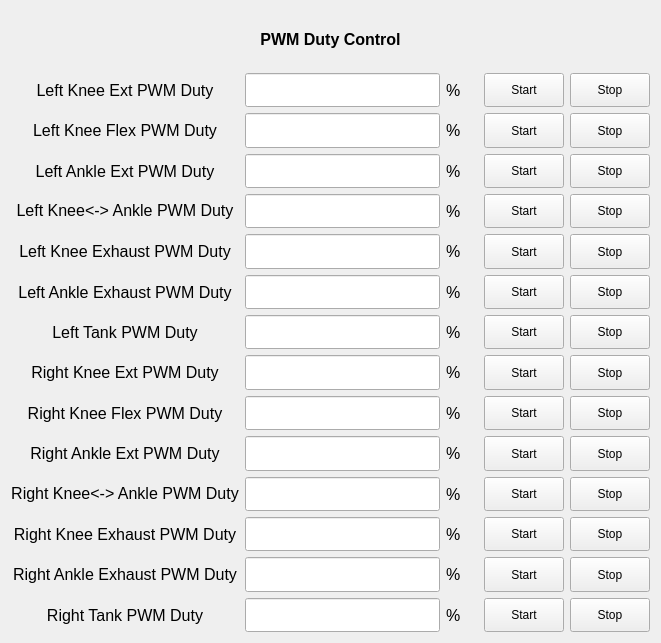
The window that exo_gui/PWM_TestFun.ui (haolee21/ExoRPI4) describes before a commit, drawn with Qt 5.
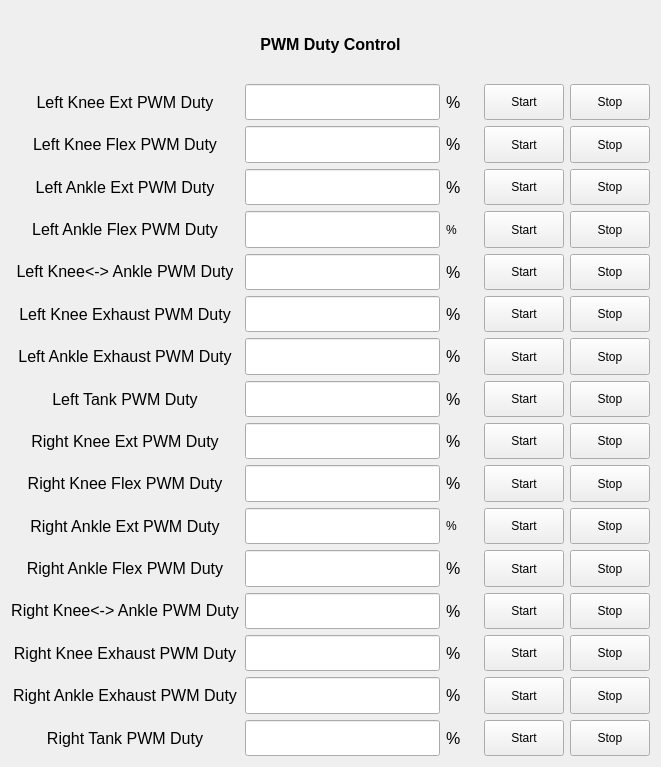
The same window after the commit.

Patch:
```diff
--- a/exo_gui/PWM_TestFun.ui
+++ b/exo_gui/PWM_TestFun.ui
@@ -7,7 +7,7 @@
     <x>0</x>
     <y>0</y>
     <width>661</width>
-    <height>643</height>
+    <height>767</height>
    </rect>
   </property>
   <property name="windowTitle">
@@ -83,6 +83,21 @@
          </property>
         </widget>
        </item>
+       <item>
+        <widget class="QLabel" name="label_23">
+         <property name="font">
+          <font>
+           <pointsize>12</pointsize>
+          </font>
+         </property>
+         <property name="text">
+          <string>Left Ankle Flex PWM Duty</string>
+         </property>
+         <property name="alignment">
+          <set>Qt::AlignCenter</set>
+         </property>
+        </widget>
+       </item>
        <item>
         <widget class="QLabel" name="label_9">
          <property name="font">
@@ -188,6 +203,21 @@
          </property>
         </widget>
        </item>
+       <item>
+        <widget class="QLabel" name="label_26">
+         <property name="font">
+          <font>
+           <pointsize>12</pointsize>
+          </font>
+         </property>
+         <property name="text">
+          <string>Right Ankle Flex PWM Duty</string>
+         </property>
+         <property name="alignment">
+          <set>Qt::AlignCenter</set>
+         </property>
+        </widget>
+       </item>
        <item>
         <widget class="QLabel" name="label_12">
          <property name="font">
@@ -292,6 +322,16 @@
          </property>
         </widget>
        </item>
+       <item>
+        <widget class="QLineEdit" name="lineEdit_LAnkFlexDuty">
+         <property name="sizePolicy">
+          <sizepolicy hsizetype="Expanding" vsizetype="Preferred">
+           <horstretch>0</horstretch>
+           <verstretch>0</verstretch>
+          </sizepolicy>
+         </property>
+        </widget>
+       </item>
        <item>
         <widget class="QLineEdit" name="lineEdit_LKneAnkDuty">
          <property name="sizePolicy">
@@ -372,6 +412,16 @@
          </property>
         </widget>
        </item>
+       <item>
+        <widget class="QLineEdit" name="lineEdit_RAnkFlexDuty">
+         <property name="sizePolicy">
+          <sizepolicy hsizetype="Expanding" vsizetype="Preferred">
+           <horstretch>0</horstretch>
+           <verstretch>0</verstretch>
+          </sizepolicy>
+         </property>
+        </widget>
+       </item>
        <item>
         <widget class="QLineEdit" name="lineEdit_RKneAnkDuty">
          <property name="sizePolicy">
@@ -452,6 +502,13 @@
          </property>
         </widget>
        </item>
+       <item>
+        <widget class="QLabel" name="label_24">
+         <property name="text">
+          <string>%</string>
+         </property>
+        </widget>
+       </item>
        <item>
         <widget class="QLabel" name="label_29">
          <property name="font">
@@ -524,6 +581,13 @@
          </property>
         </widget>
        </item>
+       <item>
+        <widget class="QLabel" name="label_33">
+         <property name="text">
+          <string>%</string>
+         </property>
+        </widget>
+       </item>
        <item>
         <widget class="QLabel" name="label_14">
          <property name="font">
@@ -627,6 +691,19 @@
          </property>
         </widget>
        </item>
+       <item>
+        <widget class="QPushButton" name="btn_LAnkFlexDuty_start">
+         <property name="sizePolicy">
+          <sizepolicy hsizetype="Minimum" vsizetype="Preferred">
+           <horstretch>0</horstretch>
+           <verstretch>0</verstretch>
+          </sizepolicy>
+         </property>
+         <property name="text">
+          <string>Start</string>
+         </property>
+        </widget>
+       </item>
        <item>
         <widget class="QPushButton" name="btn_LKneAnkDuty_start">
          <property name="sizePolicy">
@@ -718,6 +795,19 @@
          </property>
         </widget>
        </item>
+       <item>
+        <widget class="QPushButton" name="btn_RAnkFlexDuty_start">
+         <property name="sizePolicy">
+          <sizepolicy hsizetype="Minimum" vsizetype="Preferred">
+           <horstretch>0</horstretch>
+           <verstretch>0</verstretch>
+          </sizepolicy>
+         </property>
+         <property name="text">
+          <string>Start</string>
+         </property>
+        </widget>
+       </item>
        <item>
         <widget class="QPushButton" name="btn_RKneAnkDuty_start">
          <property name="sizePolicy">
@@ -813,6 +903,19 @@
          </property>
         </widget>
        </item>
+       <item>
+        <widget class="QPushButton" name="btn_LAnkFlexDuty_stop">
+         <property name="sizePolicy">
+          <sizepolicy hsizetype="Minimum" vsizetype="Preferred">
+           <horstretch>0</horstretch>
+           <verstretch>0</verstretch>
+          </sizepolicy>
+         </property>
+         <property name="text">
+          <string>Stop</string>
+         </property>
+        </widget>
+       </item>
        <item>
         <widget class="QPushButton" name="btn_LKneAnkDuty_stop">
          <property name="sizePolicy">
@@ -904,6 +1007,19 @@
          </property>
         </widget>
        </item>
+       <item>
+        <widget class="QPushButton" name="btn_RAnkFlexDuty_stop">
+         <property name="sizePolicy">
+          <sizepolicy hsizetype="Minimum" vsizetype="Preferred">
+           <horstretch>0</horstretch>
+           <verstretch>0</verstretch>
+          </sizepolicy>
+         </property>
+         <property name="text">
+          <string>Stop</string>
+         </property>
+        </widget>
+       </item>
        <item>
         <widget class="QPushButton" name="btn_RKneAnkDuty_stop">
          <property name="sizePolicy">
```
